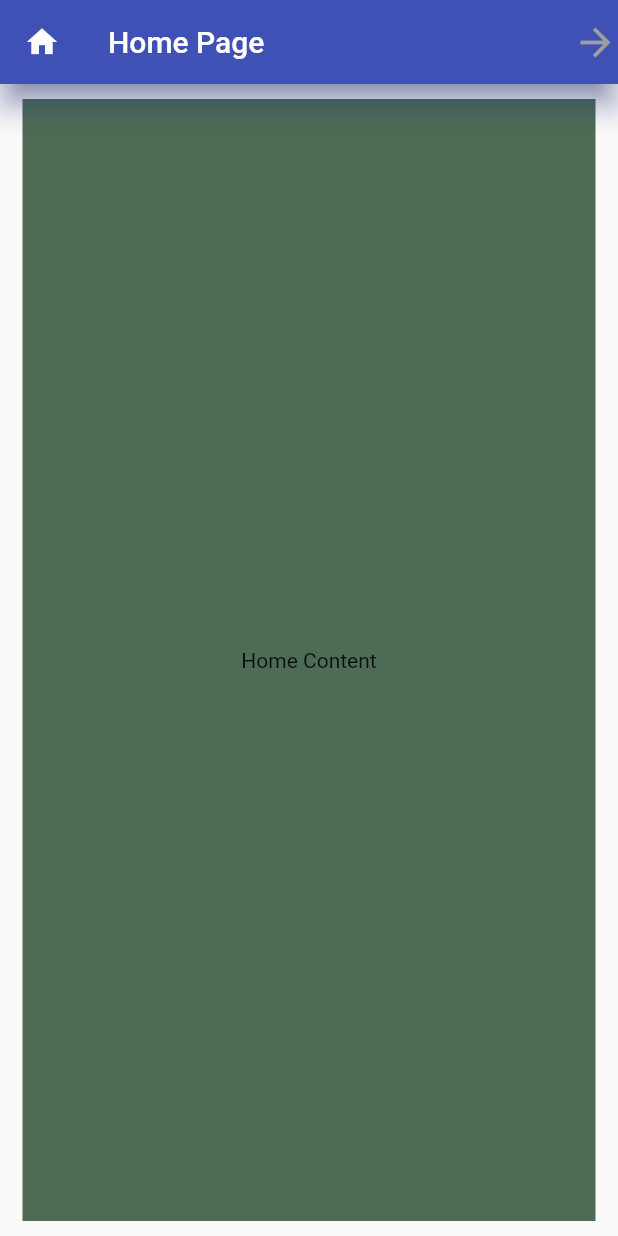
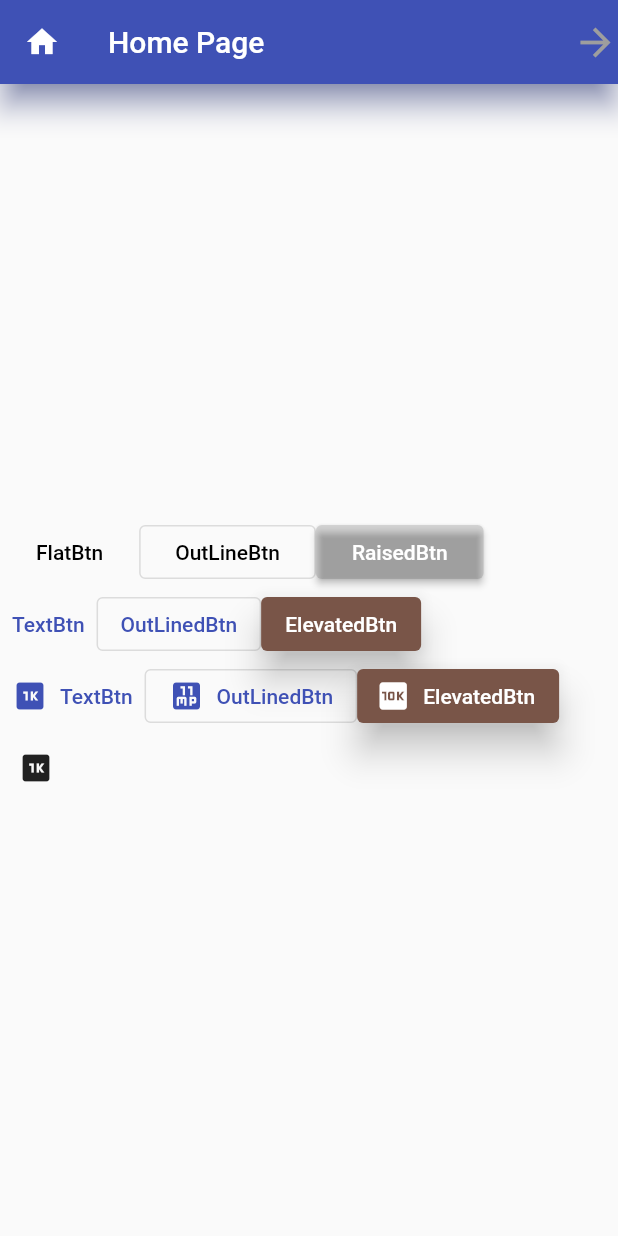
Before and after one commit to biscatcho10/flutter-app1, a Flutter app: the screen it shows after launch, on a phone screen of 412 x 824 dp. Run offline on Flutter 3.47's test engine with Material 2 defaults, Android fonts, the phone set to English and light mode, and no system bars.

Commit message:
buttons and theme

```diff
--- a/lib/content.dart
+++ b/lib/content.dart
@@ -1,10 +1,28 @@
 import 'package:flutter/material.dart';
 
 class Content extends StatelessWidget {
+  pressBtn(name) {
+    print("Hello, $name");
+  }
+
   @override
   Widget build(BuildContext context) {
     return MaterialApp(
+      title: "First App",
       debugShowCheckedModeBanner: false,
+      theme: ThemeData(
+        primarySwatch: Colors.indigo,
+        primaryColor: Colors.blue,
+        accentColor: Colors.red,
+        buttonTheme: const ButtonThemeData(
+            buttonColor: Colors.black12, textTheme: ButtonTextTheme.primary),
+        elevatedButtonTheme: ElevatedButtonThemeData(
+          style: ButtonStyle(
+            backgroundColor: MaterialStateProperty.all(Colors.brown),
+            elevation: MaterialStateProperty.all(10),
+          ),
+        ),
+      ),
       home: Scaffold(
         appBar: AppBar(
           leading: const Icon(Icons.home),
@@ -22,12 +40,59 @@ class Content extends StatelessWidget {
             )
           ],
         ),
-        body: Container(
-          child: const Text("Home Content"),
-          color: const Color(0xff4d6b55),
-          alignment: Alignment.center,
-          padding: const EdgeInsets.all(10),
-          margin: const EdgeInsets.symmetric(vertical: 10,horizontal: 15),
+        body: Column(
+          mainAxisAlignment: MainAxisAlignment.center,
+          children: [
+            Row(
+              children: [
+                FlatButton(onPressed: () {}, child: const Text("FlatBtn")),
+                OutlineButton(
+                    onPressed: () {}, child: const Text("OutLineBtn")),
+                RaisedButton(onPressed: () {}, child: const Text("RaisedBtn"))
+              ],
+            ),
+            Row(
+              children: [
+                TextButton(onPressed: () {}, child: const Text("TextBtn")),
+                OutlinedButton(
+                  onPressed: () {},
+                  child: const Text("OutLinedBtn"),
+                ),
+                ElevatedButton(
+                  onPressed: () {},
+                  child: const Text("ElevatedBtn"),
+                )
+              ],
+            ),
+            Row(
+              children: [
+                TextButton.icon(
+                    onPressed: () {},
+                    icon: const Icon(Icons.one_k),
+                    label: const Text("TextBtn")),
+                OutlinedButton.icon(
+                    onPressed: () {},
+                    icon: const Icon(Icons.eleven_mp),
+                    label: const Text("OutLinedBtn")),
+                ElevatedButton.icon(
+                  onPressed: () {},
+                  icon: const Icon(Icons.ten_k),
+                  label: const Text("ElevatedBtn"),
+                )
+              ],
+            ),
+            Row(
+              children: [
+                IconButton(
+                  onPressed: () => pressBtn("karim osama"),
+                  icon: const Icon(
+                    Icons.one_k,
+                    // color: Colors.redAccent,
+                  ),
+                ),
+              ],
+            )
+          ],
         ),
       ),
     );
```
